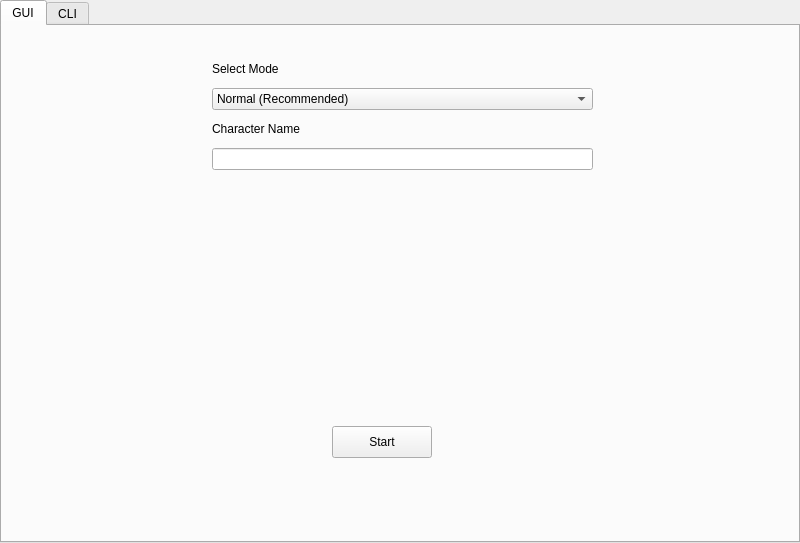
Old version of the form src/view/gui/MainWindow.ui in the repository Galileo-dev/Zork-Game.
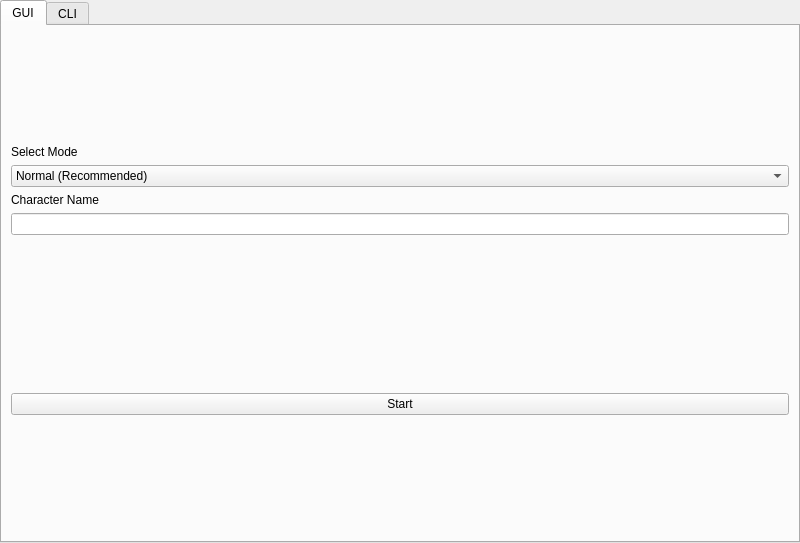
New version of the form. The open tabs and pages were chosen to show the change.

What changed in the file:
```diff
--- a/src/view/gui/MainWindow.ui
+++ b/src/view/gui/MainWindow.ui
@@ -121,31 +121,24 @@
               <number>1</number>
              </property>
              <widget class="QWidget" name="introduction">
-              <widget class="QPushButton" name="startButton">
-               <property name="geometry">
-                <rect>
-                 <x>330</x>
-                 <y>400</y>
-                 <width>100</width>
-                 <height>32</height>
-                </rect>
-               </property>
-               <property name="text">
-                <string>Start</string>
-               </property>
-              </widget>
-              <widget class="QWidget" name="layoutWidget">
-               <property name="geometry">
-                <rect>
-                 <x>210</x>
-                 <y>30</y>
-                 <width>381</width>
-                 <height>114</height>
-                </rect>
-               </property>
-               <layout class="QVBoxLayout" name="verticalLayout_4">
+              <layout class="QVBoxLayout" name="verticalLayout_4" stretch="3,1,1">
+               <item>
+                <layout class="QVBoxLayout" name="verticalLayout_3">
                 <item>
                  <layout class="QVBoxLayout" name="verticalLayout_2">
+                   <item>
+                    <spacer name="verticalSpacer_2">
+                     <property name="orientation">
+                      <enum>Qt::Vertical</enum>
+                     </property>
+                     <property name="sizeHint" stdset="0">
+                      <size>
+                       <width>20</width>
+                       <height>40</height>
+                      </size>
+                     </property>
+                    </spacer>
+                   </item>
                   <item>
                    <widget class="QLabel" name="label">
                     <property name="autoFillBackground">
@@ -195,8 +188,6 @@
                  </layout>
                 </item>
                 <item>
-                 <layout class="QVBoxLayout" name="verticalLayout_3">
-                  <item>
                    <widget class="QLabel" name="label_2">
                     <property name="autoFillBackground">
                      <bool>false</bool>
@@ -209,10 +200,42 @@
                   <item>
                    <widget class="QLineEdit" name="characterNameInput"/>
                   </item>
-                 </layout>
-                </item>
-               </layout>
-              </widget>
+                 <item>
+                  <spacer name="verticalSpacer">
+                   <property name="orientation">
+                    <enum>Qt::Vertical</enum>
+                   </property>
+                   <property name="sizeHint" stdset="0">
+                    <size>
+                     <width>20</width>
+                     <height>40</height>
+                    </size>
+                   </property>
+                  </spacer>
+                 </item>
+                </layout>
+               </item>
+               <item>
+                <widget class="QPushButton" name="startButton">
+                 <property name="text">
+                  <string>Start</string>
+                 </property>
+                </widget>
+               </item>
+               <item>
+                <spacer name="verticalSpacer_3">
+                 <property name="orientation">
+                  <enum>Qt::Vertical</enum>
+                 </property>
+                 <property name="sizeHint" stdset="0">
+                  <size>
+                   <width>20</width>
+                   <height>40</height>
+                  </size>
+                 </property>
+                </spacer>
+               </item>
+              </layout>
              </widget>
              <widget class="QWidget" name="gameAdventure">
               <layout class="QGridLayout" name="gridLayout_5">
```
Left out of the diff: 51 changed lines with no effect on the pictures. Lines whose indentation alone changed are shown as unchanged.
